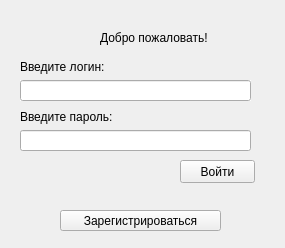
Old version of the form hello_window/hello_form.ui in the repository golyzhbina/qt_project.
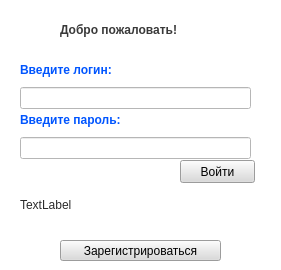
New version of the form.

Diff of the .ui file:
```diff
--- a/hello_window/hello_form.ui
+++ b/hello_window/hello_form.ui
@@ -6,24 +6,30 @@
    <rect>
     <x>0</x>
     <y>0</y>
-    <width>285</width>
-    <height>248</height>
+    <width>281</width>
+    <height>270</height>
    </rect>
   </property>
   <property name="windowTitle">
    <string>Form</string>
   </property>
+  <property name="styleSheet">
+   <string notr="true">background-color: rgb(255, 255, 255);</string>
+  </property>
   <widget class="QLabel" name="label">
    <property name="geometry">
     <rect>
-     <x>100</x>
-     <y>30</y>
-     <width>111</width>
-     <height>16</height>
+     <x>60</x>
+     <y>20</y>
+     <width>161</width>
+     <height>20</height>
     </rect>
    </property>
+   <property name="styleSheet">
+    <string notr="true">font: 12pt &quot;Book Antiqua&quot;;</string>
+   </property>
    <property name="text">
-    <string>Добро пожаловать!</string>
+    <string>&lt;html&gt;&lt;head/&gt;&lt;body&gt;&lt;p&gt;&lt;span style=&quot; font-weight:600; color:#393939;&quot;&gt;Добро пожаловать!&lt;/span&gt;&lt;/p&gt;&lt;/body&gt;&lt;/html&gt;</string>
    </property>
   </widget>
   <widget class="QWidget" name="layoutWidget">
@@ -32,19 +38,26 @@
      <x>20</x>
      <y>110</y>
      <width>231</width>
-     <height>41</height>
+     <height>49</height>
     </rect>
    </property>
    <layout class="QVBoxLayout" name="verticalLayout_2">
     <item>
      <widget class="QLabel" name="label_3">
+      <property name="styleSheet">
+       <string notr="true">font: 10pt &quot;Book Antiqua&quot;;</string>
+      </property>
       <property name="text">
-       <string>Введите пароль:</string>
+       <string>&lt;html&gt;&lt;head/&gt;&lt;body&gt;&lt;p&gt;&lt;span style=&quot; font-weight:600; color:#0055ff;&quot;&gt;Введите пароль:&lt;/span&gt;&lt;/p&gt;&lt;/body&gt;&lt;/html&gt;</string>
       </property>
      </widget>
     </item>
     <item>
-     <widget class="QLineEdit" name="lineEdit_2"/>
+     <widget class="QLineEdit" name="lineEdit_pas">
+      <property name="styleSheet">
+       <string notr="true">font: 10pt &quot;Book Antiqua&quot;;</string>
+      </property>
+     </widget>
     </item>
    </layout>
   </widget>
@@ -52,11 +65,15 @@
    <property name="geometry">
     <rect>
      <x>60</x>
-     <y>210</y>
+     <y>240</y>
      <width>161</width>
      <height>21</height>
     </rect>
    </property>
+   <property name="styleSheet">
+    <string notr="true">background-color: rgb(218, 218, 218);
+font: 9pt &quot;Book Antiqua&quot;;</string>
+   </property>
    <property name="text">
     <string>Зарегистрироваться</string>
    </property>
@@ -70,36 +87,65 @@
      <height>23</height>
     </rect>
    </property>
+   <property name="styleSheet">
+    <string notr="true">background-color: rgb(218, 218, 218);
+font: 9pt &quot;Book Antiqua&quot;;</string>
+   </property>
    <property name="text">
     <string>Войти</string>
    </property>
   </widget>
-  <widget class="QWidget" name="">
+  <widget class="QWidget" name="layoutWidget">
    <property name="geometry">
     <rect>
      <x>20</x>
      <y>60</y>
      <width>231</width>
-     <height>41</height>
+     <height>49</height>
     </rect>
    </property>
    <layout class="QVBoxLayout" name="verticalLayout">
     <item>
      <widget class="QLabel" name="label_2">
+      <property name="styleSheet">
+       <string notr="true">font: 10pt &quot;Book Antiqua&quot;;</string>
+      </property>
       <property name="text">
-       <string>Введите логин:</string>
+       <string>&lt;html&gt;&lt;head/&gt;&lt;body&gt;&lt;p&gt;&lt;span style=&quot; font-weight:600; color:#0055ff;&quot;&gt;Введите логин:&lt;/span&gt;&lt;/p&gt;&lt;/body&gt;&lt;/html&gt;</string>
       </property>
      </widget>
     </item>
     <item>
      <widget class="QLineEdit" name="lineEdit">
       <property name="autoFillBackground">
-       <bool>true</bool>
+       <bool>false</bool>
+      </property>
+      <property name="styleSheet">
+       <string notr="true">font: 10pt &quot;Book Antiqua&quot;;</string>
+      </property>
+      <property name="text">
+       <string/>
       </property>
      </widget>
     </item>
    </layout>
   </widget>
+  <widget class="QLabel" name="waring">
+   <property name="geometry">
+    <rect>
+     <x>20</x>
+     <y>190</y>
+     <width>231</width>
+     <height>31</height>
+    </rect>
+   </property>
+   <property name="styleSheet">
+    <string notr="true">font: 10pt &quot;Book Antiqua&quot;;</string>
+   </property>
+   <property name="text">
+    <string>&lt;html&gt;&lt;head/&gt;&lt;body&gt;&lt;p&gt;&lt;span style=&quot; color:#2b2b2b;&quot;&gt;TextLabel&lt;/span&gt;&lt;/p&gt;&lt;/body&gt;&lt;/html&gt;</string>
+   </property>
+  </widget>
  </widget>
  <resources/>
  <connections/>
```
Left out of the diff: 6 changed lines with no effect on the pictures.
